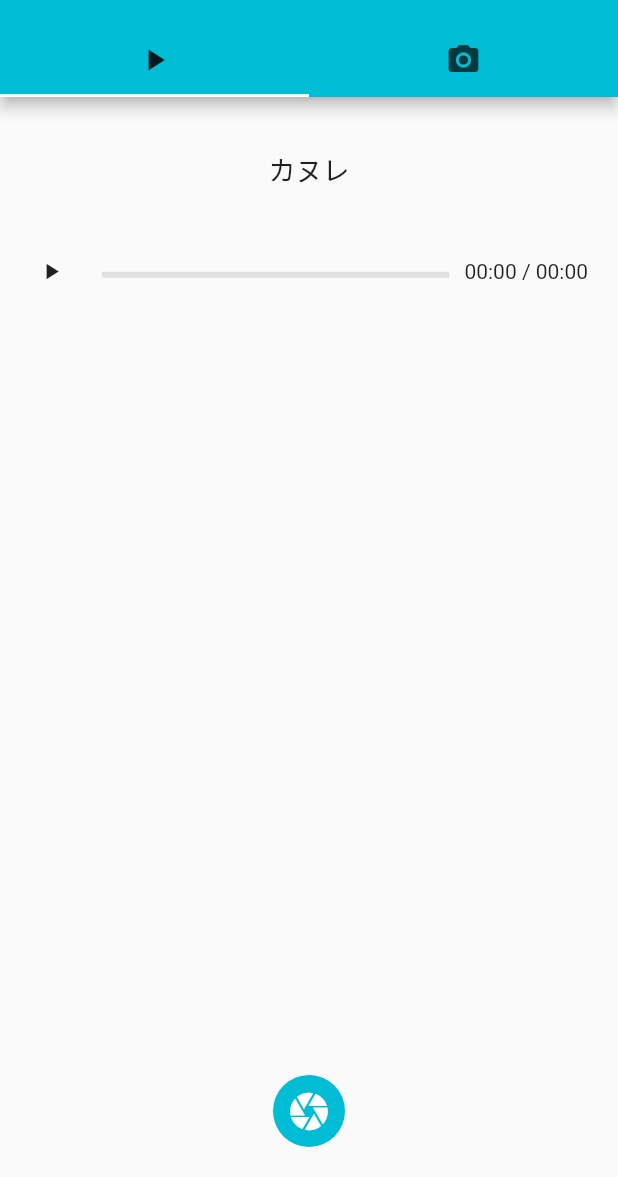
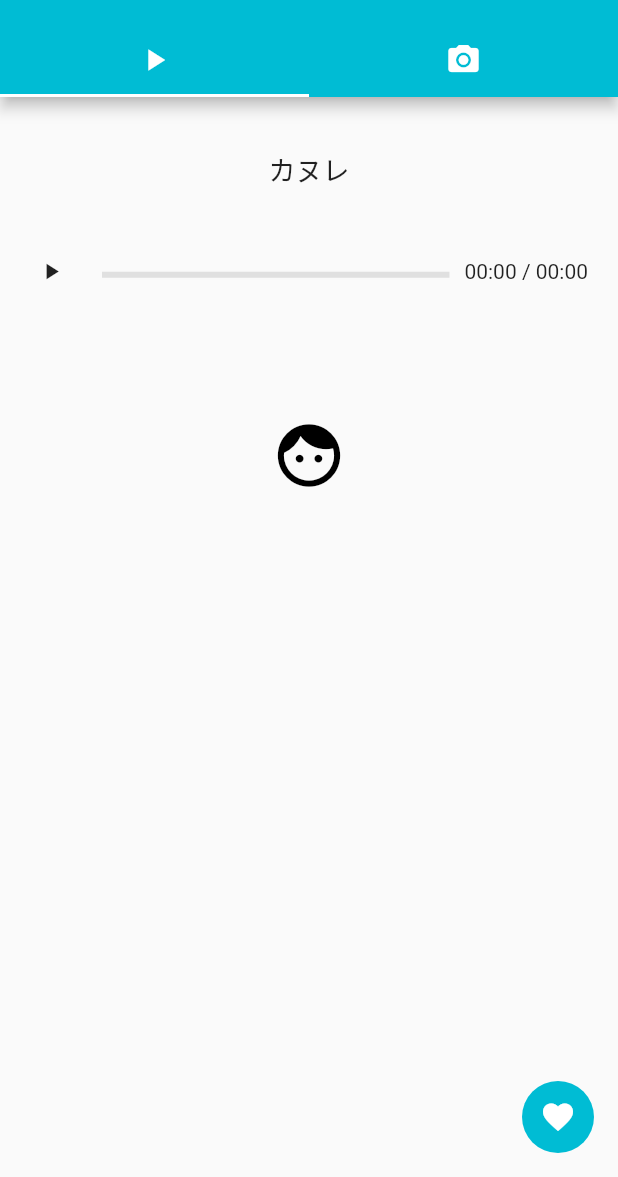
Before and after one commit to ksw2000/Emotion-Music-Player-AIoT-Project, a Flutter app: the screen it shows after launch, on a phone screen of 412 x 824 dp, the part 59-1236 px from its top. Run offline on Flutter 3.47's test engine with Material 2 defaults, Android fonts, the phone set to English and light mode, and no system bars; drawn by our look-alikes of video_player; our stand-ins replace camera, shared_preferences; missing offline and left inert: google_ml_kit, tflite_flutter; network calls fail.

Commit message:
UI update

```diff
--- a/lib/main.dart
+++ b/lib/main.dart
@@ -89,12 +89,14 @@ class Home extends StatelessWidget {
             appBar: AppBar(
               bottom: TabBar(
                 tabs: [
-                Tab(icon: Icon(Icons.play_arrow)),
-                Tab(icon: Icon(Icons.camera_alt)),
+                  Tab(icon: Icon(Icons.play_arrow, color: Colors.white)),
+                  Tab(icon: Icon(Icons.camera_alt, color: Colors.white)),
                 ],
               ),
-            title: Text("Emotion music player",
-                style: TextStyle(color: Colors.white)),
+              title: Text(
+                "Emotion music player",
+                style: TextStyle(color: Colors.white),
+              ),
             ),
             body: TabBarView(
               children: [
@@ -102,6 +104,16 @@ class Home extends StatelessWidget {
                 MyCameraPreview(cameraCtrl, refresh: refresh),
               ],
             ),
-        ));
+            floatingActionButton: Ink(
+                decoration: BoxDecoration(
+                  color: Colors.cyan,
+                  shape: BoxShape.circle,
+                ),
+                child: IconButton(
+                  icon: Icon(Icons.favorite, color: Colors.white),
+                  onPressed: () {
+                    refresh();
+                  },
+                ))));
   }
 }
--- a/lib/pages/cameraPage.dart
+++ b/lib/pages/cameraPage.dart
@@ -57,7 +57,7 @@ class _MyCameraPreviewState extends State<MyCameraPreview> {
                           },
                         )
                       : IconButton(
-                          icon: Icon(Icons.play_arrow,
+                          icon: Icon(Icons.radio_button_checked,
                               color: Colors.white, size: 30),
                           onPressed: () async {
                             if (mounted) _detect();
--- a/lib/pages/playerPage.dart
+++ b/lib/pages/playerPage.dart
@@ -80,6 +80,8 @@ class _PlayerState extends State<Player> {
           child: Text(
             (loadLastMusic) ? musicName : "載入中...",
             style: TextStyle(fontSize: 18),
+            maxLines: 1,
+            overflow: TextOverflow.ellipsis,
           )),
       Padding(
           padding: EdgeInsets.symmetric(horizontal: 10, vertical: 10),
@@ -96,30 +98,26 @@ class _PlayerState extends State<Player> {
                   },
                 )
               : CircularProgressIndicator()),
-      Spacer(),
-      Text('$emotion'),
-      Spacer(),
       Padding(
         padding: EdgeInsets.symmetric(vertical: 20),
-          child: Ink(
-              decoration: BoxDecoration(
-                color: Colors.cyan,
-                shape: BoxShape.circle,
+        child: Text('$emotion'),
       ),
-              child: (widget.cameraCtrl.value.isStreamingImages)
+      (widget.cameraCtrl.value.isStreamingImages)
           ? IconButton(
-                      icon: Icon(Icons.stop, color: Colors.white, size: 30),
+              iconSize: 50,
+              icon: Icon(Icons.stop, color: Colors.black),
               onPressed: () async {
                 await _stopDetect([]);
                 setState(() {});
               },
             )
           : IconButton(
-                      icon: Icon(Icons.camera, color: Colors.white, size: 30),
+              iconSize: 50,
+              icon: Icon(Icons.face, color: Colors.black),
               onPressed: () async {
                 if (mounted) _detect();
               },
-                    ))),
+            ),
     ]);
   }
 
```
Lines whose indentation alone changed are shown as unchanged.
